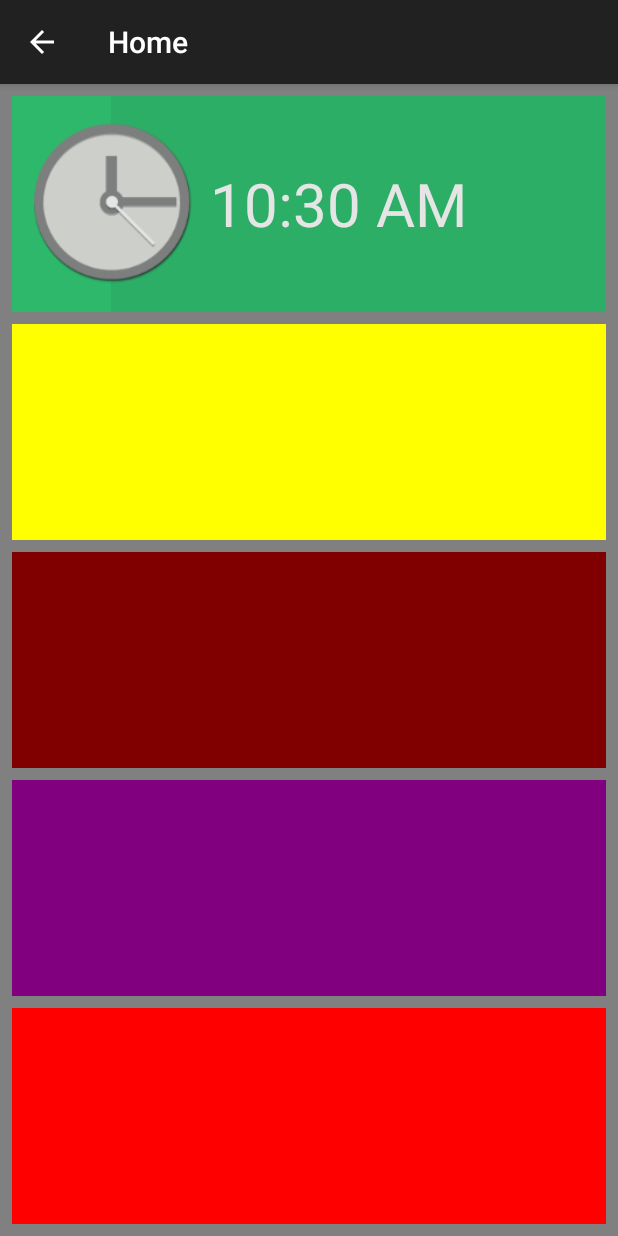
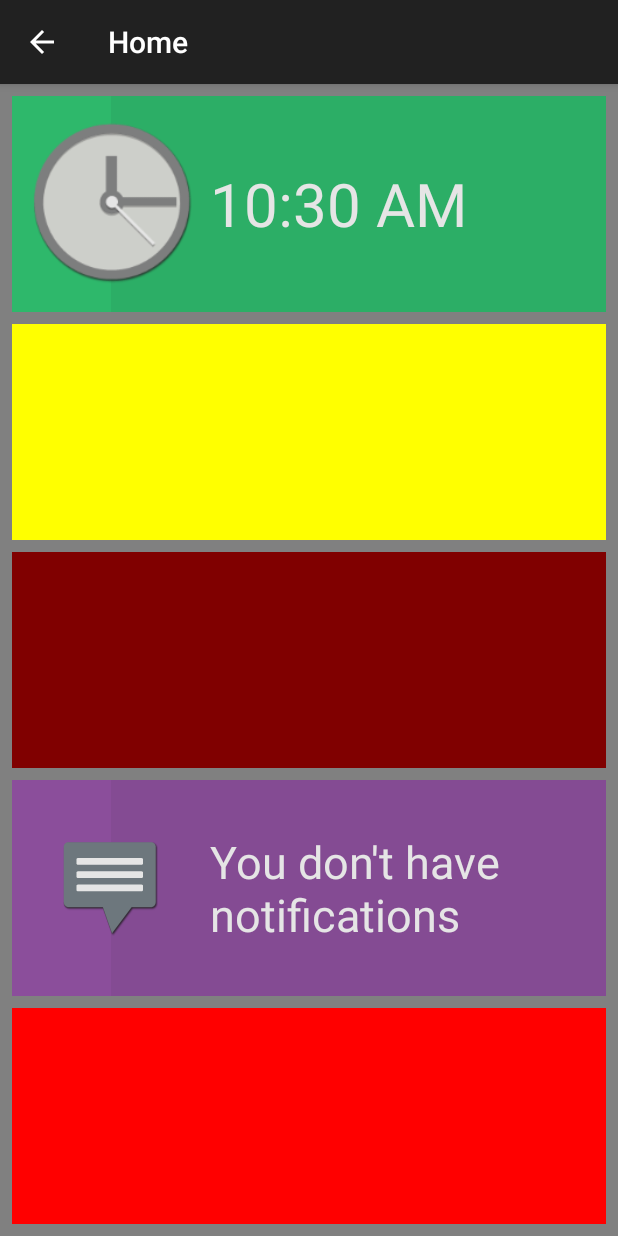
Before and after one commit to hugofiguer/Tracker, an Android app: the FragmentHome screen opened directly, with no data from a screen before it, on a phone screen of 412 x 824 dp. Run offline under Robolectric (Android 15) with nearby library versions, the phone set to English and light mode, and no system bars; 2 statements that could not run were skipped.

Commit message:
Se agrega modulo de Notificaciones
Se agrega FragmentNotifications simbólicamente, aun sin funcionalidad,
solo aspecto visual

```diff
--- a/app/build.gradle
+++ b/app/build.gradle
@@ -34,4 +34,5 @@ dependencies {
     compile fileTree(dir: 'libs', include: ['*.jar'])
     compile 'com.android.support:appcompat-v7:20.+'
     compile 'com.google.android.gms:play-services:6.1.71'
+    compile 'de.timroes.android:EnhancedListView:0.3.2@aar'
 }
--- a/app/src/main/java/com/sellcom/tracker/FragmentHome.java
+++ b/app/src/main/java/com/sellcom/tracker/FragmentHome.java
@@ -69,6 +69,11 @@ public class FragmentHome extends Fragment {
                 fragment = new FragmentTime();
                 TAG = "time";
                 break;
+            case NOTIFICATIONS:
+                container = R.id.fragment_notifications_container;
+                fragment = new FragmentNotifications();
+                TAG = "notifications";
+                break;
         }
 
         FragmentManager fragmentManager = getFragmentManager();
--- /dev/null
+++ b/app/src/main/java/com/sellcom/tracker/FragmentNotifications.java
@@ -0,0 +1,52 @@
+package com.sellcom.tracker;
+
+
+import android.os.Bundle;
+import android.support.v4.app.Fragment;
+import android.view.LayoutInflater;
+import android.view.View;
+import android.view.ViewGroup;
+import android.widget.ListView;
+import android.widget.TextView;
+
+import java.util.ArrayList;
+
+
+/**
+ * A simple {@link Fragment} subclass.
+ */
+public class FragmentNotifications extends Fragment {
+
+
+    ListView notificationsList;
+    TextView emptyView;
+    ArrayList<String> list;
+
+    @Override
+    public void onCreate(Bundle savedInstanceState) {
+        super.onCreate(savedInstanceState);
+        list = new ArrayList<String>();
+    }
+
+    @Override
+    public View onCreateView(LayoutInflater inflater, ViewGroup container, Bundle savedInstanceState) {
+
+        View view = inflater.inflate(R.layout.fragment_notifications, container, false);
+
+        if (view != null) {
+            notificationsList = (ListView) view.findViewById(R.id.notifications_list);
+            emptyView = (TextView) view.findViewById(R.id.empty_view);
+
+            checkForEmptyList();
+        }
+        return view;
+    }
+
+    public void checkForEmptyList() {
+        if (list.isEmpty())
+            emptyView.setVisibility(View.VISIBLE);
+        else
+            emptyView.setVisibility(View.GONE);
+    }
+
+}
--- a/app/src/main/res/layout/fragment_home.xml
+++ b/app/src/main/res/layout/fragment_home.xml
@@ -43,8 +43,7 @@
         android:id="@+id/fragment_notifications_container"
         android:layout_width="match_parent"
         android:layout_height="0dp"
-        android:layout_weight="1"
-        android:background="@color/purple"/>
+        android:layout_weight="1"/>
 
     <ImageView
         android:layout_width="match_parent"
--- /dev/null
+++ b/app/src/main/res/layout/fragment_notifications.xml
@@ -0,0 +1,61 @@
+<?xml version="1.0" encoding="utf-8"?>
+
+<FrameLayout xmlns:android="http://schemas.android.com/apk/res/android"
+    android:layout_width="match_parent"
+    android:layout_height="match_parent"
+    android:background="#8e42a2">
+
+    <LinearLayout
+        android:layout_width="match_parent"
+        android:layout_height="match_parent"
+        android:orientation="horizontal">
+
+        <ImageView
+            android:layout_width="0dp"
+            android:layout_height="match_parent"
+            android:layout_weight="1"/>
+
+        <ImageView
+            android:layout_width="0dp"
+            android:layout_height="match_parent"
+            android:layout_weight="5"
+            android:background="#10000000"/>
+
+    </LinearLayout>
+
+    <LinearLayout
+        android:layout_width="match_parent"
+        android:layout_height="match_parent"
+        android:orientation="horizontal">
+
+        <ImageView
+            android:layout_width="0dp"
+            android:layout_height="wrap_content"
+            android:layout_weight="1"
+            android:layout_gravity="center"
+            android:src="@drawable/h_notif"/>
+
+        <FrameLayout
+            android:layout_width="0dp"
+            android:layout_height="match_parent"
+            android:layout_weight="2">
+
+            <ListView
+                android:id="@+id/notifications_list"
+                android:layout_width="match_parent"
+                android:layout_height="match_parent"/>
+
+            <TextView
+                android:id="@+id/empty_view"
+                android:layout_width="match_parent"
+                android:layout_height="match_parent"
+                android:text="@string/no_notifications"
+                android:gravity="center_vertical"
+                android:textColor="#FFFFFF"
+                android:textSize="@dimen/sizeLargeText"/>
+
+        </FrameLayout>
+
+    </LinearLayout>
+
+</FrameLayout>
--- a/app/src/main/res/values/strings.xml
+++ b/app/src/main/res/values/strings.xml
@@ -39,4 +39,7 @@
     <string name="error_invalid_email_address">Verify the email address</string>
     <string name="error_invalid_zip_code">Verify the zip code</string>
 
+    <!-- FragmentNotifications  -->
+    <string name="no_notifications">You don\'t have notifications</string>
+
 </resources>
```
Also changed, not shown: app/src/main/res/drawable-hdpi/h_notes.png (added), app/src/main/res/drawable-hdpi/h_notif.png (added), app/src/main/res/drawable-mdpi/h_notes.png (added), app/src/main/res/drawable-mdpi/h_notif.png (added), app/src/main/res/drawable-xhdpi/h_notes.png (added), app/src/main/res/drawable-xhdpi/h_notif.png (added), 2 other files.
